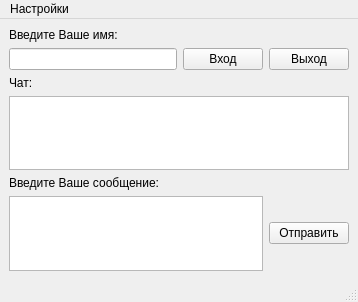
The window that prj.course/client/mainwindow.ui (kraftn/programming-technology-labs) describes before a commit, drawn with Qt 5.
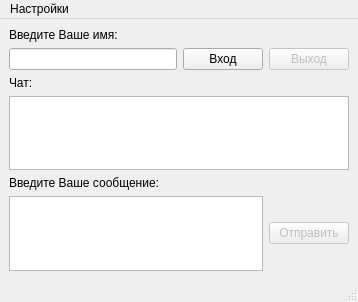
The same window after the commit.

```diff
--- a/prj.course/client/mainwindow.ui
+++ b/prj.course/client/mainwindow.ui
@@ -52,7 +52,7 @@
     <item row="5" column="2">
      <widget class="QPushButton" name="pushButton_send">
       <property name="enabled">
-       <bool>true</bool>
+       <bool>false</bool>
       </property>
       <property name="sizePolicy">
        <sizepolicy hsizetype="Minimum" vsizetype="Fixed">
@@ -77,6 +77,9 @@
     </item>
     <item row="1" column="2">
      <widget class="QPushButton" name="pushButton_exit">
+      <property name="enabled">
+       <bool>false</bool>
+      </property>
       <property name="text">
        <string>Выход</string>
       </property>
```
Left out of the diff: 8 changed lines with no effect on the pictures.
